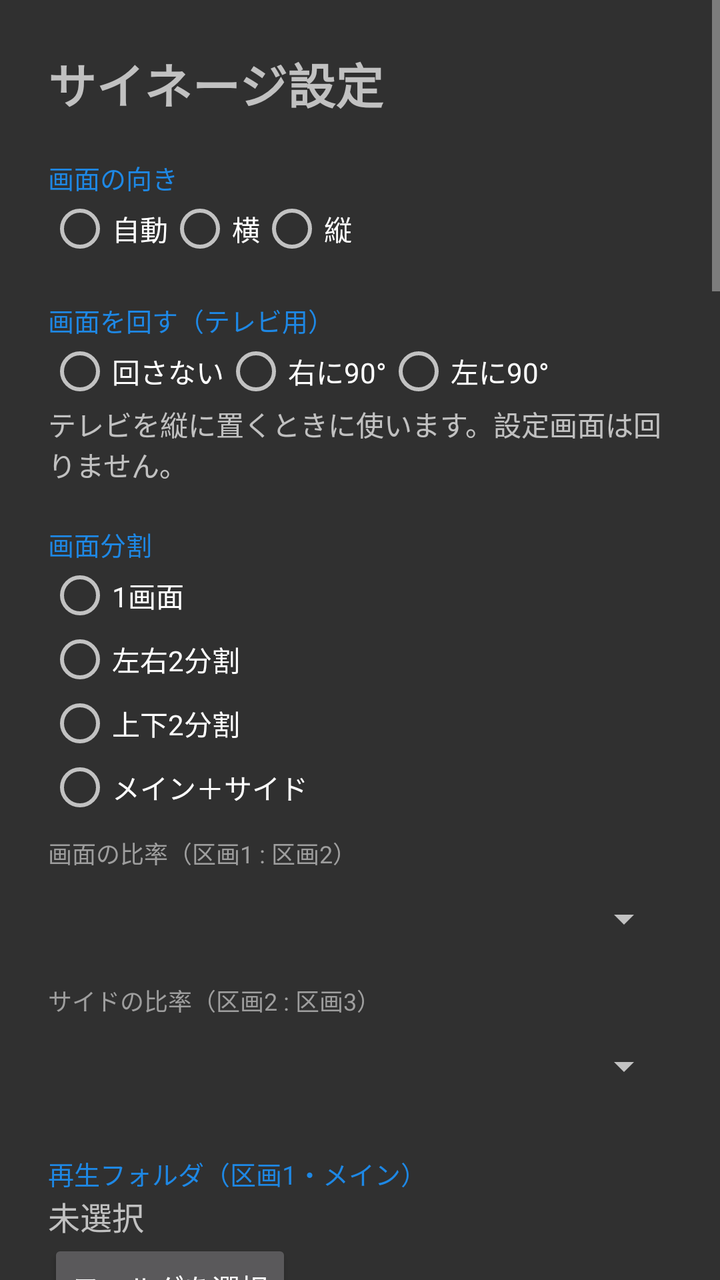
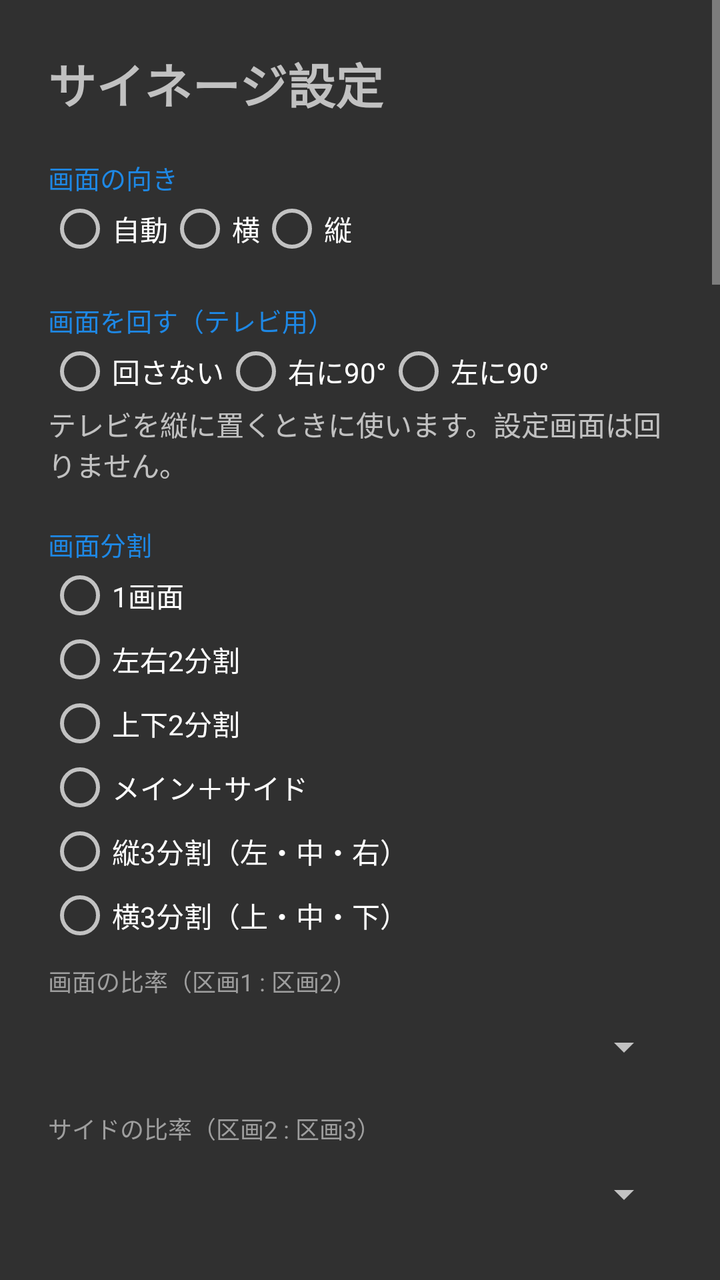

Compare the two renders of this Android layout. The source of the first and the diff that turns it into the second are given below.
<!-- AndroidManifest.xml: application theme Theme.Settings -->
<!-- res/layout/activity_main.xml -->
<?xml version="1.0" encoding="utf-8"?>
<ScrollView xmlns:android="http://schemas.android.com/apk/res/android"
    android:id="@+id/settingsScroll"
    android:layout_width="match_parent"
    android:layout_height="match_parent"
    android:fitsSystemWindows="true">

    <LinearLayout
        android:layout_width="match_parent"
        android:layout_height="wrap_content"
        android:orientation="vertical"
        android:padding="24dp">

        <TextView
            android:layout_width="wrap_content"
            android:layout_height="wrap_content"
            android:text="サイネージ設定"
            android:textSize="24sp"
            android:textStyle="bold" />

        <TextView
            style="@style/Label"
            android:text="画面の向き" />

        <RadioGroup
            android:id="@+id/orientationGroup"
            android:layout_width="wrap_content"
            android:layout_height="wrap_content"
            android:orientation="horizontal">

            <RadioButton
                android:id="@+id/orientAuto"
                android:layout_width="wrap_content"
                android:layout_height="wrap_content"
                android:text="自動" />

            <RadioButton
                android:id="@+id/orientLandscape"
                android:layout_width="wrap_content"
                android:layout_height="wrap_content"
                android:text="横" />

            <RadioButton
                android:id="@+id/orientPortrait"
                android:layout_width="wrap_content"
                android:layout_height="wrap_content"
                android:text="縦" />
        </RadioGroup>

        <TextView
            android:id="@+id/rotateLabel"
            style="@style/Label"
            android:text="画面を回す（テレビ用）" />

        <RadioGroup
            android:id="@+id/rotateGroup"
            android:layout_width="wrap_content"
            android:layout_height="wrap_content"
            android:orientation="horizontal">

            <RadioButton
                android:id="@+id/rotateNone"
                android:layout_width="wrap_content"
                android:layout_height="wrap_content"
                android:text="回さない" />

            <RadioButton
                android:id="@+id/rotateRight"
                android:layout_width="wrap_content"
                android:layout_height="wrap_content"
                android:text="右に90°" />

            <RadioButton
                android:id="@+id/rotateLeft"
                android:layout_width="wrap_content"
                android:layout_height="wrap_content"
                android:text="左に90°" />
        </RadioGroup>

        <TextView
            android:id="@+id/rotateNote"
            android:layout_width="wrap_content"
            android:layout_height="wrap_content"
            android:text="テレビを縦に置くときに使います。設定画面は回りません。" />

        <TextView
            style="@style/Label"
            android:text="画面分割" />

        <RadioGroup
            android:id="@+id/layoutGroup"
            android:layout_width="wrap_content"
            android:layout_height="wrap_content"
            android:orientation="vertical">

            <RadioButton
                android:id="@+id/layoutSingle"
                android:layout_width="wrap_content"
                android:layout_height="wrap_content"
                android:text="1画面" />

            <RadioButton
                android:id="@+id/layoutLeftRight"
                android:layout_width="wrap_content"
                android:layout_height="wrap_content"
                android:text="左右2分割" />

            <RadioButton
                android:id="@+id/layoutTopBottom"
                android:layout_width="wrap_content"
                android:layout_height="wrap_content"
                android:text="上下2分割" />

            <RadioButton
                android:id="@+id/layoutMainSide"
                android:layout_width="wrap_content"
                android:layout_height="wrap_content"
                android:text="メイン＋サイド" />
        </RadioGroup>

        
        <LinearLayout
            android:id="@+id/splitRow"
            android:layout_width="match_parent"
            android:layout_height="wrap_content"
            android:orientation="vertical">

            <TextView
                android:id="@+id/splitLabel"
                style="@style/SubLabel"
                android:text="画面の比率（区画1 : 区画2）" />

            <Spinner
                android:id="@+id/splitSpinner"
                android:layout_width="match_parent"
                android:layout_height="wrap_content"
                android:minHeight="48dp" />

            <TextView
                android:id="@+id/splitLabel2"
                style="@style/SubLabel"
                android:text="サイドの比率（区画2 : 区画3）" />

            <Spinner
                android:id="@+id/splitSpinner2"
                android:layout_width="match_parent"
                android:layout_height="wrap_content"
                android:minHeight="48dp" />
        </LinearLayout>

        
        <LinearLayout
            android:id="@+id/zonesContainer"
            android:layout_width="match_parent"
            android:layout_height="wrap_content"
            android:orientation="vertical" />

        <TextView
            style="@style/Label"
            android:text="再生フォルダ（区画1・メイン）" />

        <TextView
            android:id="@+id/folderText"
            android:layout_width="match_parent"
            android:layout_height="wrap_content"
            android:text="未選択"
            android:textSize="16sp" />

        <Button
            android:id="@+id/pickFolder"
            android:layout_width="wrap_content"
            android:layout_height="wrap_content"
            android:text="フォルダを選択" />

        <Button
            android:id="@+id/pickFolderDirect"
            style="?android:attr/borderlessButtonStyle"
            android:layout_width="wrap_content"
            android:layout_height="wrap_content"
            android:text="端末内のフォルダを直接選択（フォルダ選択画面が出ない端末向け）"
            android:textSize="13sp" />

        <Button
            android:id="@+id/useAppFolder"
            style="?android:attr/borderlessButtonStyle"
            android:layout_width="wrap_content"
            android:layout_height="wrap_content"
            android:text="アプリ専用フォルダを使う（管理画面からのアップロード用）"
            android:textSize="13sp" />

        <TextView
            android:id="@+id/scanResult"
            android:layout_width="match_parent"
            android:layout_height="wrap_content"
            android:textColor="#9E9E9E"
            android:textSize="13sp" />

        <TextView
            style="@style/Label"
            android:text="画像1枚あたりの表示秒数" />

        <EditText
            android:id="@+id/secondsEdit"
            android:layout_width="120dp"
            android:layout_height="wrap_content"
            android:importantForAutofill="no"
            android:inputType="number"
            android:maxLength="4" />


        <TextView
            style="@style/Label"
            android:text="画像・動画の表示方法" />

        <Spinner
            android:id="@+id/fitSpinner"
            android:layout_width="match_parent"
            android:layout_height="wrap_content"
            android:minHeight="48dp" />

        <Switch
            android:id="@+id/shuffleSwitch"
            style="@style/Option"
            android:text="シャッフル再生（ループごとに並べ替え）" />

        <Switch
            android:id="@+id/recursiveSwitch"
            style="@style/Option"
            android:text="サブフォルダも含める" />

        <Switch
            android:id="@+id/soundSwitch"
            style="@style/Option"
            android:text="動画の音声を再生" />

        <Switch
            android:id="@+id/videoCompatSwitch"
            style="@style/Option"
            android:text="動画の互換モード（動画が途中で止まる・固まる機種向け）" />

        <Switch
            android:id="@+id/videoMultiSoftSwitch"
            style="@style/Option"
            android:text="複数の区画で動画を同時に再生するとき、2つ目以降はソフトウェアデコード・音声なしにする（動画が止まるとき向け）" />

        <Switch
            android:id="@+id/autoStartSwitch"
            style="@style/Option"
            android:text="自動再生（アプリ起動時・端末の電源ON時）" />

        <TextView
            style="@style/Label"
            android:layout_marginTop="28dp"
            android:text="時計" />

        <Switch
            android:id="@+id/clockSwitch"
            style="@style/Option"
            android:text="再生中に常に時計を表示" />

        <TextView
            style="@style/SubLabel"
            android:text="位置" />

        <RadioGroup
            android:id="@+id/clockPositionGroup"
            android:layout_width="wrap_content"
            android:layout_height="wrap_content"
            android:orientation="horizontal">

            <RadioButton
                android:id="@+id/clockTopRight"
                android:layout_width="wrap_content"
                android:layout_height="wrap_content"
                android:text="右上" />

            <RadioButton
                android:id="@+id/clockBottomRight"
                android:layout_width="wrap_content"
                android:layout_height="wrap_content"
                android:text="右下" />

            <RadioButton
                android:id="@+id/clockTopLeft"
                android:layout_width="wrap_content"
                android:layout_height="wrap_content"
                android:text="左上" />

            <RadioButton
                android:id="@+id/clockBottomLeft"
                android:layout_width="wrap_content"
                android:layout_height="wrap_content"
                android:text="左下" />
        </RadioGroup>

        <TextView
            style="@style/SubLabel"
            android:text="大きさ" />

        <RadioGroup
            android:id="@+id/clockSizeGroup"
            android:layout_width="wrap_content"
            android:layout_height="wrap_content"
            android:orientation="horizontal">

            <RadioButton
                android:id="@+id/clockSmall"
                android:layout_width="wrap_content"
                android:layout_height="wrap_content"
                android:text="小" />

            <RadioButton
                android:id="@+id/clockMedium"
                android:layout_width="wrap_content"
                android:layout_height="wrap_content"
                android:text="中" />

            <RadioButton
                android:id="@+id/clockLarge"
                android:layout_width="wrap_content"
                android:layout_height="wrap_content"
                android:text="大" />
        </RadioGroup>

        <TextView
            style="@style/Label"
            android:layout_marginTop="28dp"
            android:text="天気予報（気象庁）" />

        <Switch
            android:id="@+id/weatherSwitch"
            style="@style/Option"
            android:text="一定間隔で天気予報を表示" />

        <Switch
            android:id="@+id/weatherTimeSeriesSwitch"
            style="@style/Option"
            android:text="3時間ごとの予報も続けて表示" />

        <TextView
            style="@style/SubLabel"
            android:text="地方" />

        <Spinner
            android:id="@+id/officeSpinner"
            android:layout_width="match_parent"
            android:layout_height="wrap_content"
            android:minHeight="48dp" />

        <TextView
            style="@style/SubLabel"
            android:text="市区町村（予報は右側の地域単位です）" />

        <Spinner
            android:id="@+id/areaSpinner"
            android:layout_width="match_parent"
            android:layout_height="wrap_content"
            android:minHeight="48dp" />

        <LinearLayout
            android:layout_width="match_parent"
            android:layout_height="wrap_content"
            android:layout_marginTop="8dp"
            android:gravity="center_vertical">

            <EditText
                android:id="@+id/weatherIntervalEdit"
                android:layout_width="80dp"
                android:layout_height="wrap_content"
                android:gravity="end"
                android:importantForAutofill="no"
                android:inputType="number"
                android:maxLength="4" />

            <TextView
                android:layout_width="wrap_content"
                android:layout_height="wrap_content"
                android:text="分ごとに" />

            <EditText
                android:id="@+id/weatherSecondsEdit"
                android:layout_width="80dp"
                android:layout_height="wrap_content"
                android:gravity="end"
                android:importantForAutofill="no"
                android:inputType="number"
                android:maxLength="3" />

            <TextView
                android:layout_width="wrap_content"
                android:layout_height="wrap_content"
                android:text="秒間表示" />
        </LinearLayout>

        <TextView
            android:id="@+id/weatherStatus"
            android:layout_width="match_parent"
            android:layout_height="wrap_content"
            android:textColor="#9E9E9E"
            android:textSize="13sp" />

        <Button
            android:id="@+id/weatherPreview"
            android:layout_width="wrap_content"
            android:layout_height="wrap_content"
            android:text="天気予報をプレビュー" />

        <TextView
            style="@style/Label"
            android:layout_marginTop="28dp"
            android:text="管理画面（別の端末から操作）" />

        <Switch
            android:id="@+id/adminSwitch"
            style="@style/Option"
            android:text="同じWi-FiのPC・スマホから操作できるようにする" />

        <TextView
            android:id="@+id/adminInfo"
            android:layout_width="match_parent"
            android:layout_height="wrap_content"
            android:lineSpacingExtra="4dp"
            android:focusable="false"
            android:textSize="15sp" />

        <TextView
            android:id="@+id/adminBatteryNote"
            android:layout_width="match_parent"
            android:layout_height="wrap_content"
            android:layout_marginTop="8dp"
            android:background="#33FF9800"
            android:padding="10dp"
            android:text="この端末では、再生画面を表示していないときは省電力のため管理画面につながらないことがあります。下のボタンで電池の最適化の対象外にしてください。"
            android:textSize="13sp" />

        <Button
            android:id="@+id/adminBattery"
            android:layout_width="wrap_content"
            android:layout_height="wrap_content"
            android:text="電池の最適化の対象外にする" />

        <Button
            android:id="@+id/adminOpenLocal"
            style="?android:attr/borderlessButtonStyle"
            android:layout_width="wrap_content"
            android:layout_height="wrap_content"
            android:text="この端末で管理画面を開く（動作確認）" />

        <Button
            android:id="@+id/adminName"
            style="?android:attr/borderlessButtonStyle"
            android:layout_width="wrap_content"
            android:layout_height="wrap_content"
            android:text="端末名を変更" />

        <Button
            android:id="@+id/adminAccessReset"
            style="?android:attr/borderlessButtonStyle"
            android:layout_width="wrap_content"
            android:layout_height="wrap_content"
            android:text="操作できる端末の制限を解除"
            android:visibility="gone" />

        <Button
            android:id="@+id/groupButton"
            style="?android:attr/borderlessButtonStyle"
            android:layout_width="wrap_content"
            android:layout_height="wrap_content"
            android:text="グループコードを設定"
            android:visibility="gone" />

        <Switch
            android:id="@+id/updateSwitch"
            style="@style/Option"
            android:text="管理画面からのアプリ更新を許可"
            android:visibility="gone" />

        <TextView
            android:id="@+id/updateNote"
            android:layout_width="match_parent"
            android:layout_height="wrap_content"
            android:textSize="12sp"
            android:visibility="gone"
            android:text="ON にすると、管理画面から送った新しい版の APK でこのアプリを更新できます（同じ署名の、いまより新しい版だけ）。端末の画面に確認が出る場合があります。" />

        <Button
            android:id="@+id/updateUnknown"
            style="?android:attr/borderlessButtonStyle"
            android:layout_width="wrap_content"
            android:layout_height="wrap_content"
            android:text="「不明なアプリのインストール」の許可を開く"
            android:visibility="gone" />

        <Button
            android:id="@+id/adminPinReset"
            style="?android:attr/borderlessButtonStyle"
            android:layout_width="wrap_content"
            android:layout_height="wrap_content"
            android:text="PINを変更" />

        <Button
            android:id="@+id/startButton"
            android:layout_width="match_parent"
            android:layout_height="wrap_content"
            android:layout_marginTop="24dp"
            android:backgroundTint="@color/brand"
            android:minHeight="56dp"
            android:text="▶ 再生開始"
            android:textSize="18sp" />

        <TextView
            android:layout_width="match_parent"
            android:layout_height="wrap_content"
            android:layout_marginTop="24dp"
            android:lineSpacingExtra="4dp"
            android:text="再生中の操作\n・タップ：情報表示\n・左右スワイプ：前へ / 次へ\n・ダブルタップ：一時停止 / 再開\n・長押し / 戻る：この設定画面へ\n\nリモコン：←→ 前後、決定 一時停止、↑↓ 情報表示、戻る 設定画面\n\nフォルダ内のファイルを追加・削除すると、ループが一周するたびに自動で反映されます。"
            android:textColor="#9E9E9E"
            android:textSize="13sp" />
    </LinearLayout>
</ScrollView>
<!-- resources referenced by this layout -->
<resources>
  <color name="brand">#1E88E5</color>
  <style name="Label">
          <item name="android:layout_width">wrap_content</item>
          <item name="android:layout_height">wrap_content</item>
          <item name="android:layout_marginTop">20dp</item>
          <item name="android:textSize">13sp</item>
          <item name="android:textColor">@color/brand</item>
      </style>
  <style name="Option">
          <item name="android:layout_width">match_parent</item>
          <item name="android:layout_height">wrap_content</item>
          <item name="android:layout_marginTop">12dp</item>
          <item name="android:minHeight">48dp</item>
          <item name="android:textSize">16sp</item>
      </style>
  <style name="SubLabel">
          <item name="android:layout_width">wrap_content</item>
          <item name="android:layout_height">wrap_content</item>
          <item name="android:layout_marginTop">8dp</item>
          <item name="android:textSize">12sp</item>
          <item name="android:textColor">#9E9E9E</item>
      </style>
  <style name="Theme.Settings" parent="android:Theme.Material.NoActionBar">
          <item name="android:colorAccent">@color/brand</item>
      </style>
</resources>

<!-- the commit's change to res/layout/activity_main.xml (unified diff, before → after) -->
@@ -116,6 +116,18 @@
                 android:layout_width="wrap_content"
                 android:layout_height="wrap_content"
                 android:text="メイン＋サイド" />
+
+            <RadioButton
+                android:id="@+id/layoutColumns3"
+                android:layout_width="wrap_content"
+                android:layout_height="wrap_content"
+                android:text="縦3分割（左・中・右）" />
+
+            <RadioButton
+                android:id="@+id/layoutRows3"
+                android:layout_width="wrap_content"
+                android:layout_height="wrap_content"
+                android:text="横3分割（上・中・下）" />
         </RadioGroup>
 
         
